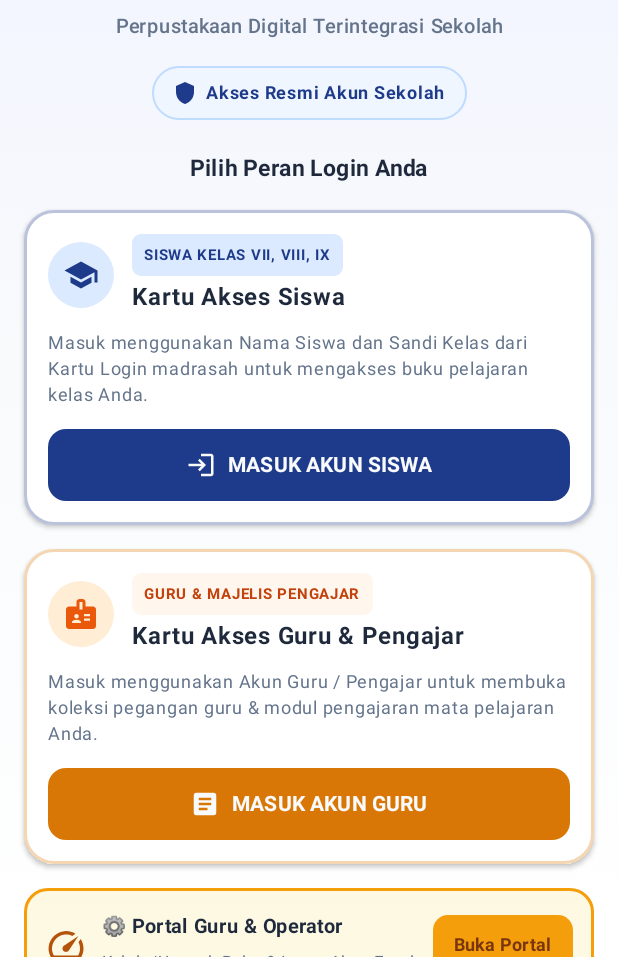
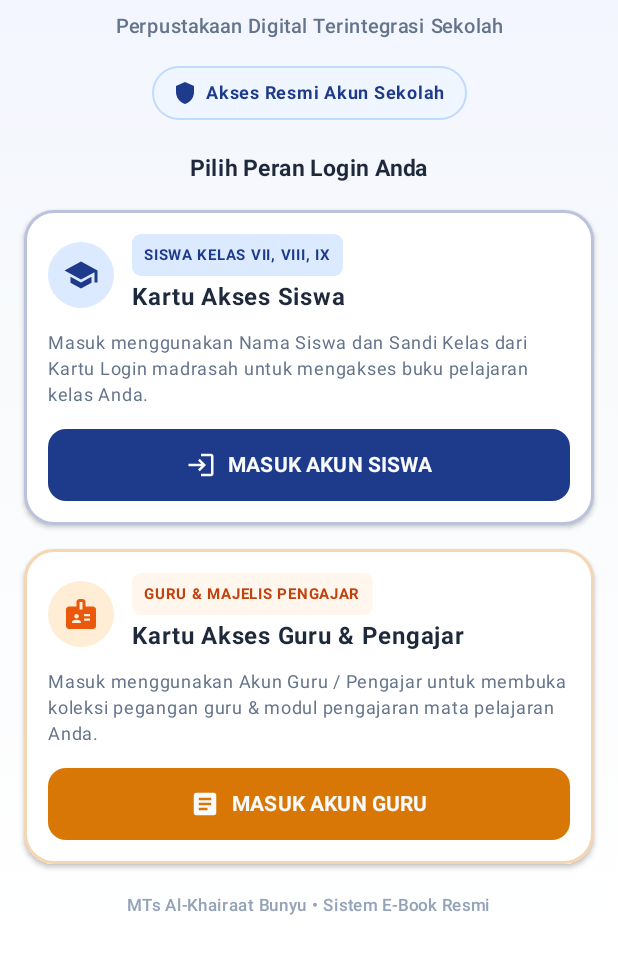
Before and after one commit to mtsalkhairaatbunyu2022-afk/ebook-mts-alkhairaat, an Android app built with Jetpack Compose: the screen it shows after launch (MainActivity), on a phone screen of 412 x 824 dp, the part 279-1236 px from its top. Run offline under Robolectric (Android 15) with nearby library versions, the phone set to English and light mode, and no system bars; our stand-ins replace Room's generated code; pictures from the network do not load.

Commit message:
refactor: remove teacher and operator portal cards
Deprecate and remove the dedicated portal cards for teachers and operators from both the Android UI and the web landing page.

```diff
--- a/app/src/main/java/com/example/ui/Screens.kt
+++ b/app/src/main/java/com/example/ui/Screens.kt
@@ -357,68 +357,6 @@ fun WelcomeDashboardScreen(
                                 fontSize = 14.sp
                             )
                         }
-                    }
-                }
-            }
-
-            Spacer(modifier = Modifier.height(16.dp))
-
-            // CARD 3: PORTAL GURU & OPERATOR
-            Surface(
-                modifier = Modifier
-                    .fillMaxWidth()
-                    .testTag("card_portal_operator"),
-                shape = RoundedCornerShape(16.dp),
-                color = Color(0xFFFEF3C7).copy(alpha = 0.5f),
-                border = BorderStroke(1.5.dp, Color(0xFFF59E0B))
-            ) {
-                Row(
-                    modifier = Modifier
-                        .fillMaxWidth()
-                        .padding(14.dp),
-                    verticalAlignment = Alignment.CenterVertically,
-                    horizontalArrangement = Arrangement.SpaceBetween
-                ) {
-                    Row(
-                        verticalAlignment = Alignment.CenterVertically,
-                        horizontalArrangement = Arrangement.spacedBy(10.dp),
-                        modifier = Modifier.weight(1f)
-                    ) {
-                        Icon(
-                            imageVector = Icons.Default.Speed,
-                            contentDescription = null,
-                            tint = Color(0xFFB45309),
-                            modifier = Modifier.size(28.dp)
-                        )
-                        Column {
-                            Text(
-                                text = "⚙️ Portal Guru & Operator",
-                                fontWeight = FontWeight.Bold,
-                                color = Color(0xFF1E293B),
-                                fontSize = 13.sp
-                            )
-                            Text(
-                                text = "Kelola/Unggah Buku & Impor Akun Excel.",
-                                color = Color(0xFF64748B),
-                                fontSize = 11.sp
-                            )
-                        }
-                    }
-
-                    Spacer(modifier = Modifier.width(8.dp))
-
-                    Button(
-                        onClick = onLoginWithCard,
-                        shape = RoundedCornerShape(10.dp),
-                        colors = ButtonDefaults.buttonColors(containerColor = Color(0xFFF59E0B)),
-                        contentPadding = PaddingValues(horizontal = 14.dp, vertical = 8.dp)
-                    ) {
-                        Text(
-                            text = "Buka Portal",
-                            color = Color(0xFF78350F),
-                            fontWeight = FontWeight.Bold,
-                            fontSize = 12.sp
-                        )
                     }
                 }
             }
```
Also changed, not shown: 1 other file.
